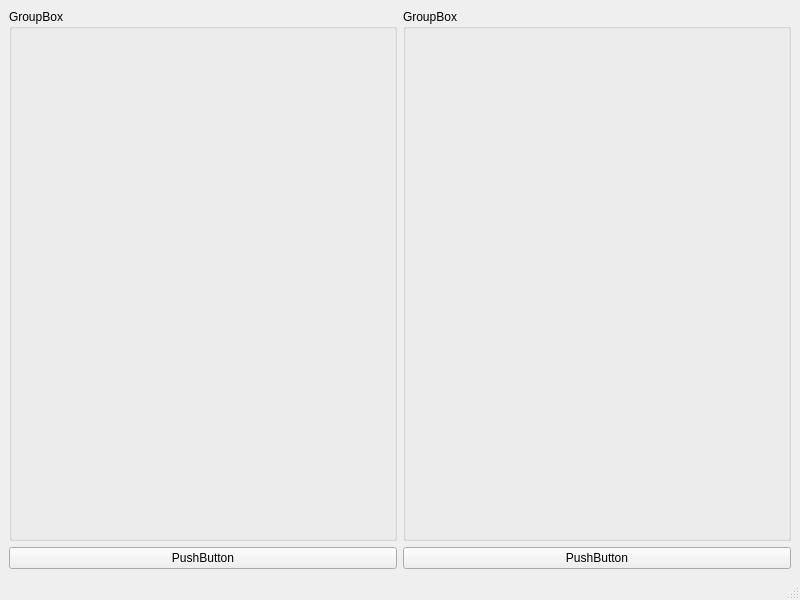
Old version of the form src/mainwindow.ui in the repository Krona-org/math_guide.
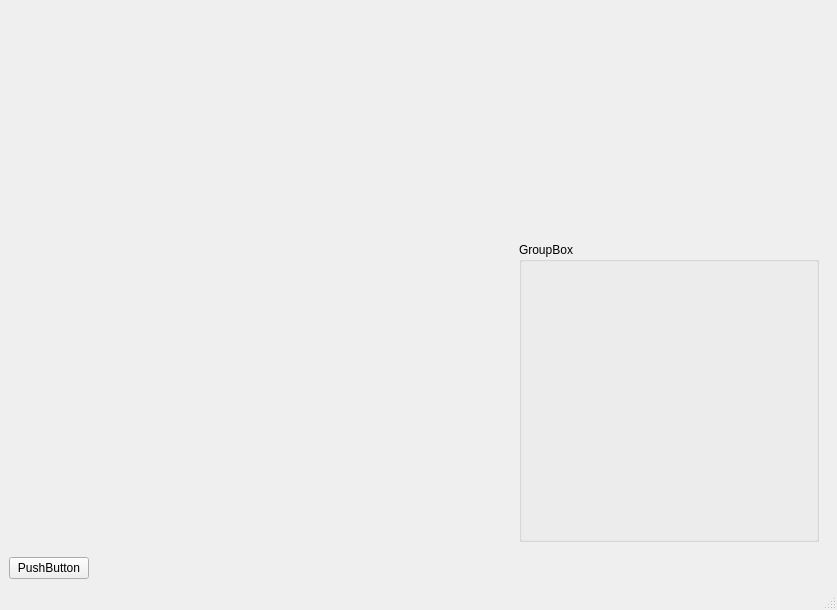
New version of the form.

The edit to the form file:
```diff
--- a/src/mainwindow.ui
+++ b/src/mainwindow.ui
@@ -6,8 +6,8 @@
    <rect>
     <x>0</x>
     <y>0</y>
-    <width>800</width>
-    <height>600</height>
+    <width>837</width>
+    <height>610</height>
    </rect>
   </property>
   <property name="windowTitle">
@@ -15,34 +15,101 @@
   </property>
   <widget class="QWidget" name="centralwidget">
    <layout class="QGridLayout" name="gridLayout">
-    <item row="0" column="0">
-     <widget class="QGroupBox" name="groupBox">
-      <property name="title">
-       <string>GroupBox</string>
-      </property>
-     </widget>
-    </item>
-    <item row="1" column="1">
-     <widget class="QPushButton" name="pushButton_2">
-      <property name="text">
-       <string>PushButton</string>
-      </property>
-     </widget>
-    </item>
-    <item row="0" column="1">
-     <widget class="QGroupBox" name="groupBox_2">
-      <property name="title">
-       <string>GroupBox</string>
-      </property>
-     </widget>
-    </item>
-    <item row="1" column="0">
+    <item row="2" column="0">
      <widget class="QPushButton" name="pushButton">
+      <property name="sizePolicy">
+       <sizepolicy hsizetype="Fixed" vsizetype="Fixed">
+        <horstretch>0</horstretch>
+        <verstretch>0</verstretch>
+       </sizepolicy>
+      </property>
       <property name="text">
        <string>PushButton</string>
       </property>
      </widget>
     </item>
+    <item row="0" column="0">
+     <widget class="QStackedWidget" name="stackedWidget">
+      <widget class="QWidget" name="page">
+       <layout class="QGridLayout" name="gridLayout_2">
+        <item row="1" column="2">
+         <widget class="QGroupBox" name="groupBox">
+          <property name="sizePolicy">
+           <sizepolicy hsizetype="Fixed" vsizetype="Fixed">
+            <horstretch>0</horstretch>
+            <verstretch>0</verstretch>
+           </sizepolicy>
+          </property>
+          <property name="minimumSize">
+           <size>
+            <width>300</width>
+            <height>300</height>
+           </size>
+          </property>
+          <property name="maximumSize">
+           <size>
+            <width>300</width>
+            <height>300</height>
+           </size>
+          </property>
+          <property name="title">
+           <string>GroupBox</string>
+          </property>
+         </widget>
+        </item>
+        <item row="1" column="1">
+         <spacer name="horizontalSpacer_3">
+          <property name="orientation">
+           <enum>Qt::Orientation::Horizontal</enum>
+          </property>
+          <property name="sizeHint" stdset="0">
+           <size>
+            <width>40</width>
+            <height>20</height>
+           </size>
+          </property>
+         </spacer>
+        </item>
+        <item row="0" column="2">
+         <spacer name="verticalSpacer">
+          <property name="orientation">
+           <enum>Qt::Orientation::Vertical</enum>
+          </property>
+          <property name="sizeHint" stdset="0">
+           <size>
+            <width>20</width>
+            <height>40</height>
+           </size>
+          </property>
+         </spacer>
+        </item>
+        <item row="0" column="0" rowspan="2">
+         <widget class="QWidget" name="widget_test" native="true">
+          <property name="sizePolicy">
+           <sizepolicy hsizetype="Fixed" vsizetype="Preferred">
+            <horstretch>0</horstretch>
+            <verstretch>0</verstretch>
+           </sizepolicy>
+          </property>
+          <property name="minimumSize">
+           <size>
+            <width>250</width>
+            <height>250</height>
+           </size>
+          </property>
+          <property name="maximumSize">
+           <size>
+            <width>250</width>
+            <height>16777215</height>
+           </size>
+          </property>
+         </widget>
+        </item>
+       </layout>
+      </widget>
+      <widget class="QWidget" name="page_2"/>
+     </widget>
+    </item>
    </layout>
   </widget>
   <widget class="QMenuBar" name="menubar">
```
Left out of the diff: 2 changed lines with no effect on the pictures.
